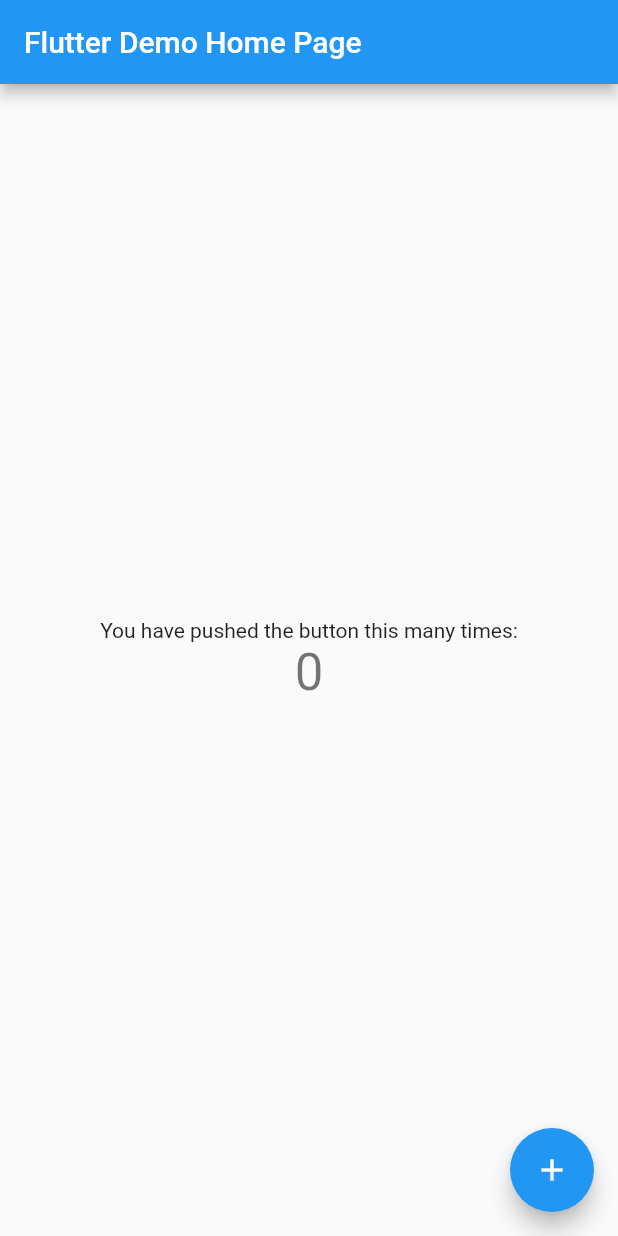
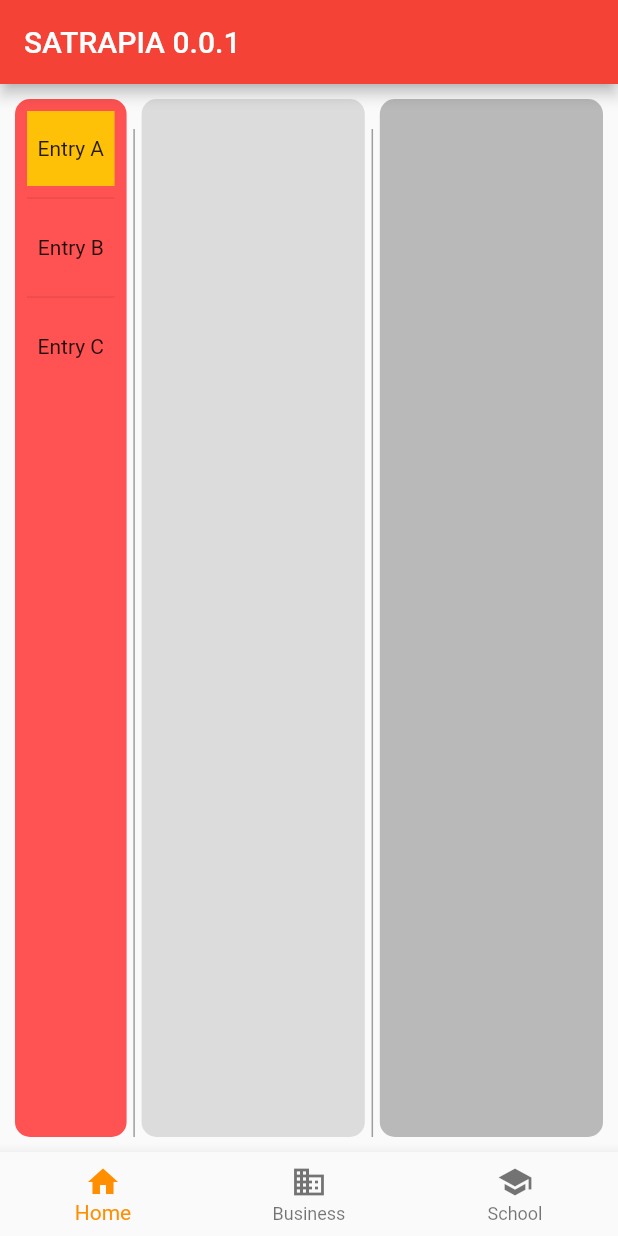
Before and after one commit to makoki13/satrapia_dart, a Flutter app: the screen it shows after launch, on a phone screen of 412 x 824 dp. Run offline on Flutter 3.47's test engine with Material 2 defaults, Android fonts, the light colour scheme and no system bars.

Commit message:
inicio cliente

```diff
--- a/cliente/lib/main.dart
+++ b/cliente/lib/main.dart
@@ -22,9 +22,9 @@
         // or simply save your changes to "hot reload" in a Flutter IDE).
         // Notice that the counter didn't reset back to zero; the application
         // is not restarted.
-        primarySwatch: Colors.blue,
+        primarySwatch: Colors.red,
       ),
-      home: const MyHomePage(title: 'Flutter Demo Home Page'),
+      home: const MyHomePage(title: 'SATRAPIA 0.0.1'),
     );
   }
 }
@@ -48,18 +48,7 @@
 }
 
 class _MyHomePageState extends State<MyHomePage> {
-  int _counter = 0;
-
-  void _incrementCounter() {
-    setState(() {
-      // This call to setState tells the Flutter framework that something has
-      // changed in this State, which causes it to rerun the build method below
-      // so that the display can reflect the updated values. If we changed
-      // _counter without calling setState(), then the build method would not be
-      // called again, and so nothing would appear to happen.
-      _counter++;
-    });
-  }
+  final int _selectedIndex = 0;
 
   @override
   Widget build(BuildContext context) {
@@ -78,38 +67,99 @@
         body: Center(
           // Center is a layout widget. It takes a single child and positions it
           // in the middle of the parent.
-        child: Column(
-          // Column is also a layout widget. It takes a list of children and
-          // arranges them vertically. By default, it sizes itself to fit its
-          // children horizontally, and tries to be as tall as its parent.
-          //
-          // Invoke "debug painting" (press "p" in the console, choose the
-          // "Toggle Debug Paint" action from the Flutter Inspector in Android
-          // Studio, or the "Toggle Debug Paint" command in Visual Studio Code)
-          // to see the wireframe for each widget.
-          //
-          // Column has various properties to control how it sizes itself and
-          // how it positions its children. Here we use mainAxisAlignment to
-          // center the children vertically; the main axis here is the vertical
-          // axis because Columns are vertical (the cross axis would be
-          // horizontal).
-          mainAxisAlignment: MainAxisAlignment.center,
-          children: <Widget>[
-            const Text(
-              'You have pushed the button this many times:',
+          child: _VerticalDividerDemo(),
         ),
-            Text(
-              '$_counter',
-              style: Theme.of(context).textTheme.headline4,
+        bottomNavigationBar: BottomNavigationBar(
+          items: const <BottomNavigationBarItem>[
+            BottomNavigationBarItem(
+              icon: Icon(Icons.home),
+              label: 'Home',
+            ),
+            BottomNavigationBarItem(
+              icon: Icon(Icons.business),
+              label: 'Business',
+            ),
+            BottomNavigationBarItem(
+              icon: Icon(Icons.school),
+              label: 'School',
+            ),
+          ],
+          currentIndex: _selectedIndex,
+          selectedItemColor: Colors.amber[800],
+        ));
+  }
+}
+
+// Copyright 2019 The Flutter team. All rights reserved.
+// Use of this source code is governed by a BSD-style license that can be
+// found in the LICENSE file.
+
+class _VerticalDividerDemo extends StatelessWidget {
+  @override
+  Widget build(BuildContext context) {
+    return Container(
+      padding: const EdgeInsets.all(10),
+      child: Row(
+        children: [
+          Expanded(
+            flex: 1,
+            child: Container(
+              decoration: BoxDecoration(
+                borderRadius: BorderRadius.circular(10),
+                color: Colors.redAccent,
+              ),
+              child: ListView.separated(
+                padding: const EdgeInsets.all(8),
+                itemCount: entries.length,
+                itemBuilder: (BuildContext context, int index) {
+                  return Container(
+                    height: 50,
+                    color: Colors.amber[colorCodes[index]],
+                    child: Center(child: Text('Entry ${entries[index]}')),
+                  );
+                },
+                separatorBuilder: (BuildContext context, int index) =>
+                    const Divider(),
+              ),
+            ),
+          ),
+          const VerticalDivider(
+            color: Colors.grey,
+            thickness: 1,
+            indent: 20,
+            endIndent: 0,
+            width: 10,
+          ),
+          Expanded(
+            flex: 2,
+            child: Container(
+              decoration: BoxDecoration(
+                borderRadius: BorderRadius.circular(10),
+                color: Colors.black12,
+              ),
+            ),
+          ),
+          const VerticalDivider(
+            color: Colors.grey,
+            thickness: 1,
+            indent: 20,
+            endIndent: 0,
+            width: 10,
+          ),
+          Expanded(
+            flex: 2,
+            child: Container(
+              decoration: BoxDecoration(
+                borderRadius: BorderRadius.circular(10),
+                color: Colors.black26,
+              ),
+            ),
           ),
         ],
       ),
-      ),
-      floatingActionButton: FloatingActionButton(
-        onPressed: _incrementCounter,
-        tooltip: 'Increment',
-        child: const Icon(Icons.add),
-      ), // This trailing comma makes auto-formatting nicer for build methods.
     );
   }
 }
+
+final List<String> entries = <String>['A', 'B', 'C'];
+final List<int> colorCodes = <int>[500, 128, 128];
```
Lines whose indentation alone changed are shown as unchanged.
